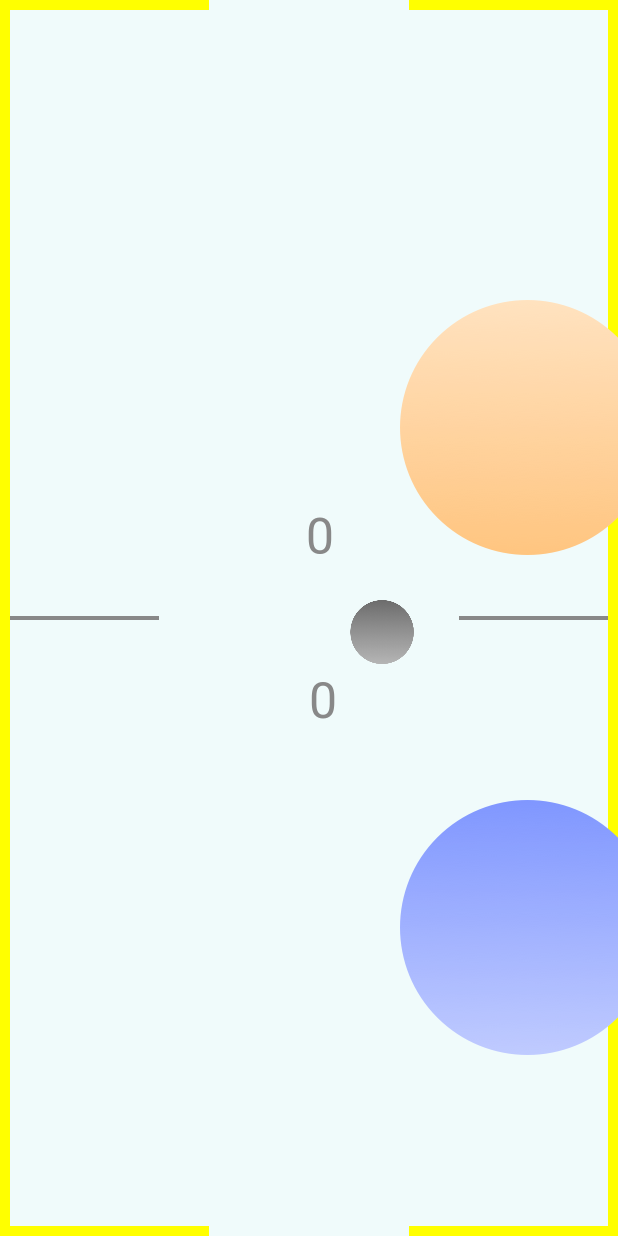
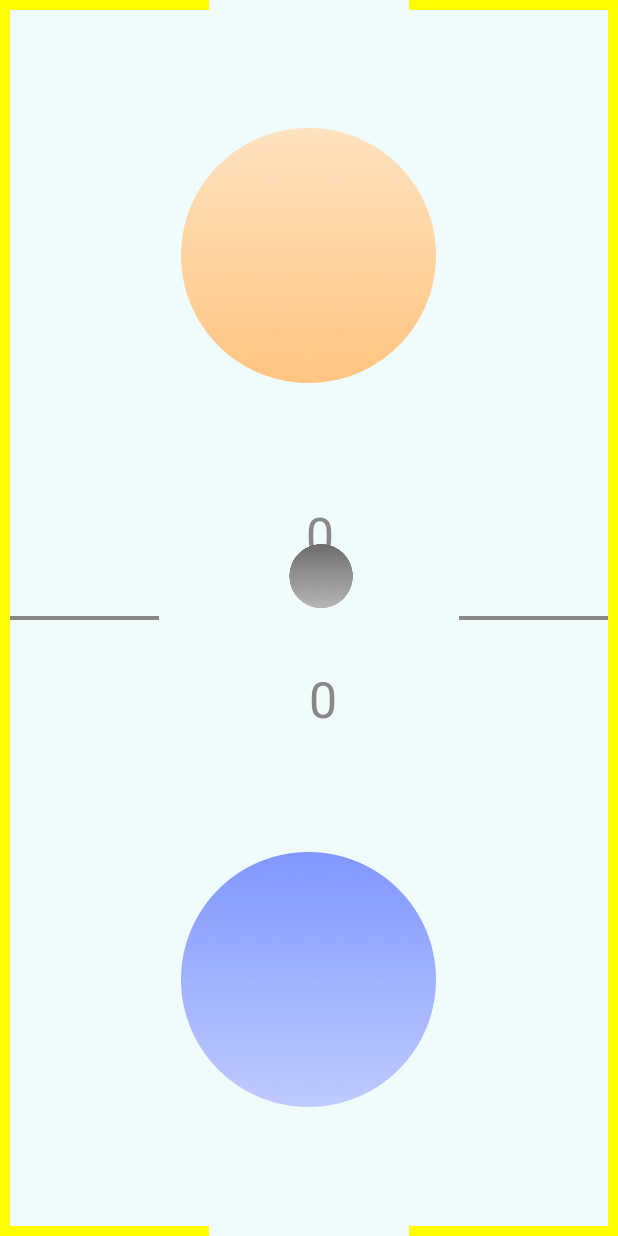
Before and after one commit to MFHolm/myAirhockityGame, an Android app: the Game screen opened directly, with no data from a screen before it, on a phone screen of 412 x 824 dp. Run offline under Robolectric (Android 15) with nearby library versions, the light colour scheme and no system bars.

Commit message:
Puck midt på banen og rigtigt icon

```diff
--- a/myAirhockityGame/app/src/main/java/com/example/maritaholm/myairhockitygame/Field.java
+++ b/myAirhockityGame/app/src/main/java/com/example/maritaholm/myairhockitygame/Field.java
@@ -21,7 +21,6 @@ public class Field extends View {
     private int scoreBot = 0;
     private int topWins = 0;
     private int botWins = 0;
-    private static final String TAG = "Score";
 
     public Field(Context context, View mFrame) {
         super(context);
@@ -58,7 +57,6 @@ public class Field extends View {
         canvas.drawText(Integer.toString(scoreBot), mFrame.getRight() / 2, (mFrame.getBottom() / 2)+100, mPaint);
 
         //top score
-        Log.d(TAG,"WOWOWOW " + Integer.toString(scoreBot)+ " more wow: " + Integer.toString(scoreTop));
         canvas.rotate(180,mFrame.getRight() / 2, (mFrame.getBottom() / 2)-100);
         canvas.drawText(Integer.toString(scoreTop),((mFrame.getRight() / 2)-25), (mFrame.getBottom() / 2)-100, mPaint);
 
--- a/myAirhockityGame/app/src/main/java/com/example/maritaholm/myairhockitygame/Game.java
+++ b/myAirhockityGame/app/src/main/java/com/example/maritaholm/myairhockitygame/Game.java
@@ -10,12 +10,14 @@ import android.content.Intent;
 import android.content.SharedPreferences;
 import android.graphics.Bitmap;
 import android.graphics.BitmapFactory;
+import android.graphics.Point;
 import android.graphics.Canvas;
 import android.os.Bundle;
 import android.os.Vibrator;
 import android.preference.PreferenceManager;
 import android.support.v4.view.VelocityTrackerCompat;
 import android.util.Log;
+import android.view.Display;
 import android.view.MotionEvent;
 import android.view.VelocityTracker;
 import android.view.View;
@@ -50,13 +52,19 @@ public class Game extends Activity implements View.OnTouchListener {
     private static final String TAG = "Tag-AirHockity";
     private Player[] players;
     SharedPreferences prefs = null;
+    int width;
+    int height;
 
     @Override
     public void onCreate(Bundle savedInstanceState) {
         super.onCreate(savedInstanceState);
 
         setContentView(R.layout.activity_game);
-
+        Display display = getWindowManager().getDefaultDisplay();
+        Point size = new Point();
+        display.getSize(size);
+        width = size.x;
+        height = size.y;
         // Set up user interface
 
         mFrame = (ViewGroup) findViewById(R.id.frame);
@@ -67,42 +75,34 @@ public class Game extends Activity implements View.OnTouchListener {
         mode = prefs.getBoolean("mode",false);
 
         mField = new Field(getApplicationContext(),mFrame);
-        mField.setScoreBot(0);
-        mField.setScoreBot(0);
-        mField.setTopWins(0);
-        mField.setBotWins(0);
         mFrame.addView(mField);
 
         players = new Player[2];
 
         BitmapFactory.Options opts = new BitmapFactory.Options();
         opts.inScaled = false;
+        //Player 1
         mBitmap1 = BitmapFactory.decodeResource(getResources(), R.drawable.player1, opts);
-        player1 = new Player("player1",getBaseContext(), 400,300, mBitmap1);
+        player1 = new Player("player1",getApplicationContext(), width/2 - 128,128, mBitmap1);
         players[0]=player1;
         mFrame.addView(player1);
-
+        //Player 2
         mBitmap2 = BitmapFactory.decodeResource(getResources(), R.drawable.player2, opts);
-        player2 = new Player("player2",getBaseContext(), 400,800, mBitmap2);
+        player2 = new Player("player2", getApplicationContext(), width/2 - 128,height - 3 * 128, mBitmap2);
         players[1]=player2;
         mFrame.addView(player2);
-
+        //The puck
         mBitmap3 = BitmapFactory.decodeResource(getResources(), R.drawable.puck);
-        puck = new Puck(getBaseContext(), 350, 600, mBitmap3, mFrame, this,this.friction);
+        puck = new Puck(getBaseContext(), (float) width / 2 - 20, (float) height / 2 - 2 * 32 - 10, mBitmap3, mFrame, this,this.friction);
         mFrame.addView(puck);
-
-
-        Log.d("Puck",puck.getX()+" and "+puck.getY());
-        start(puck, mField, mFrame);
-
-
+        start();
     }
     @Override
     protected void onResume() {
         super.onResume();
     }
 
-    public void start(final Puck puck, final Field mField,final ViewGroup mFrame) {
+    public void start() {
 
         // Creates a WorkerThread
 
@@ -112,21 +112,21 @@ public class Game extends Activity implements View.OnTouchListener {
         executor.scheduleWithFixedDelay(new Runnable() {
             @Override
             public void run() {
+
                 puck.move(REFRESH_RATE);
+
                 puck.deaccelerate();
                 puck.postInvalidate();
 
                 if (puck.topGoal()) {
-                   // vibrateOnGoal();
+                    // vibrateOnGoal();
                     mField.setScoreBot(mField.getScoreBot() + 1);
-                    resetPlayerPuck();
-
+                    resetPuck();
                 }
                 if (puck.botGoal()) {
-                   // vibrateOnGoal();
+                    // vibrateOnGoal();
                     mField.setScoreTop(mField.getScoreTop() + 1);
-                    resetPlayerPuck();
-
+                    resetPuck();
                 }
                 if (mField.getScoreBot() == pointsToWin) {
                     mField.setBotWins(mField.getBotWins() + 1);
@@ -158,7 +158,6 @@ public class Game extends Activity implements View.OnTouchListener {
         v.vibrate(800);
     }
 
-
     private boolean intersects(float x, float y) {
         for (Player p : players) {
             if (p.intersects(x, y)) {
@@ -177,17 +176,10 @@ public class Game extends Activity implements View.OnTouchListener {
         return null;
     }
 
-    private void resetPlayerPuck(){
+    private void resetPuck(){
         puck.resetVelocity();
-        puck.setX(mFrame.getRight() / 2);
-        puck.setY(mFrame.getBottom() / 2);
-        player1.moveTo(400,300);
-        player2.moveTo(400,800);
-
-        /*player1.moveTo(mFrame.getRight() / 2, mFrame.getBottom() / 4);
-        player2.moveTo(mFrame.getRight()/2,mFrame.getBottom()*(3/4));*/
-
-
+        puck.setX(width / 2 - 20);
+        puck.setY(height / 2 - 2 * 32 - 10);
     }
 
 
@@ -201,10 +193,7 @@ public class Game extends Activity implements View.OnTouchListener {
                 float y = event.getY(i);
                 switch (p.getName()) {
                     case "player1":
-                        Log.d(TAG, "player 1");
-                        if (y >= (mFrame.getHeight() / 2)-p.getRadius() ) {
-                            Log.d(TAG, "over the line");
-                            Log.d(TAG, ""+y);
+                        if (y >= (mFrame.getHeight() / 2) - p.getRadius() ) {
 
                             p.moveTo(x, (float) ((mFrame.getHeight() / 2)-p.getRadius()));
                         }
@@ -213,10 +202,7 @@ public class Game extends Activity implements View.OnTouchListener {
                         }
                         break;
                     case "player2":
-                        Log.d(TAG, "player 2");
                         if (y <= (mFrame.getHeight() / 2)+p.getRadius()) {
-                            Log.d(TAG, "over the line");
-                            Log.d(TAG, ""+y);
 
                             p.moveTo(x, (float) ((mFrame.getHeight() / 2)+p.getRadius()));
                         }
@@ -227,8 +213,6 @@ public class Game extends Activity implements View.OnTouchListener {
                     default:
                         break;
                 }
-
-                //p.moveTo(x, y);
                 VelocityTracker tracker = VelocityTracker.obtain();
                 tracker.addMovement(event);
                 tracker.computeCurrentVelocity(500);
--- a/myAirhockityGame/app/src/main/java/com/example/maritaholm/myairhockitygame/Puck.java
+++ b/myAirhockityGame/app/src/main/java/com/example/maritaholm/myairhockitygame/Puck.java
@@ -25,6 +25,7 @@ public class Puck extends View {
     private static final String TAG = "Tag-AirHockity";
     private View mFrame;
     private double DEACCELATION = 0.975;
+    private float MAX_SPEED = 10000;
 
 
     public Puck(Context context, float x, float y, Bitmap bitmap, View frame,Game game,String friction) {
@@ -69,9 +70,9 @@ public class Puck extends View {
         yVel += y;
     }
 
-    public void setVelocity(float x, float y){
+    public void setVelocity(float x, float y) {
         xVel = x;
-        yVel =y;
+        yVel = y;
     }
 
     public void resetVelocity(){
@@ -83,26 +84,31 @@ public class Puck extends View {
         Log.d(TAG, "(" + xPos + ", " + yPos + ")");
         Log.d(TAG, "intersectsTop: " + intersectsTop());
         if (intersectsTop()) {
+
             yPos = mFrame.getTop() + 1;
             yVel = yVel * (-1);
         }
 
         if (intersectsBottom()) {
+
+
             yPos = mFrame.getBottom() - (2 * radius + 1);
             yVel = yVel * (-1);
         }
 
         if (intersectsLeft()) {
+
             xPos = mFrame.getLeft() + 1;
             xVel = xVel * (-1);
         }
 
         if (intersectsRight()) {
+
             xPos = mFrame.getRight()-(2 * radius + 1);
             xVel = xVel * (-1);
         }
         if (intersectsPlayer() != null) {
-            //nuttin
+            //May be implemented
         }
 
         xPos += xVel/rate;
@@ -114,12 +120,12 @@ public class Puck extends View {
                 (xPos+2*radius <= ((mFrame.getRight()/2)+100))&&(yPos <= ((mFrame.getTop()+10))));
     }
 
-    private double dotProduct(Vector a, Vector b) {
+    /*private double dotProduct(Vector a, Vector b) {
         return a.getX()*b.getX() + a.getY() * b.getY();
     }
     private double length(Vector a) {
         return Math.sqrt(Math.pow(a.getX(),2)+Math.pow(a.getY(),2));
-    }
+    }*/
     protected boolean botGoal(){
         return (((xPos >= ((mFrame.getRight()/2)-100)))&&
                 (xPos+2*radius <= ((mFrame.getRight()/2)+100))&&(yPos+2*radius >= ((mFrame.getBottom()-10))));
@@ -128,11 +134,12 @@ public class Puck extends View {
         return (xPos <= mFrame.getLeft());
     }
     private boolean intersectsRight() {
-        if(mFrame.getRight()>0){
+        //Only check if intersects bottom if mFrame has gotten its dimensions
+        if (mFrame.getRight() > 0) {
             return (xPos + 2 * radius >= mFrame.getRight());
+        }
+        else return false;
 
-        } else
-            return false;
     }
 
     private boolean intersectsTop() {
@@ -140,11 +147,12 @@ public class Puck extends View {
     }
 
     private boolean intersectsBottom() {
-        if(mFrame.getBottom()>0){
-            return (yPos + 2 * radius >= mFrame.getBottom())&&!((xPos>=(mFrame.getRight()/2)-100)&&(xPos+2*radius<=(mFrame.getRight()/2)+100));
-
-        } else
-            return false;
+        //Only check if intersects bottom if mFrame has gotten its dimensions
+        if (mFrame.getBottom() > 0) {
+            return (yPos + 2 * radius >= mFrame.getBottom()) &&
+                    !((xPos >= (mFrame.getRight() / 2) - 100) && (xPos + 2 * radius <= (mFrame.getRight() / 2) + 100));
+        }
+        else return false;
     }
 
     private Player intersectsPlayer() {
@@ -161,4 +169,40 @@ public class Puck extends View {
         yVel = yVel * (float) DEACCELATION;
     }
 
+   /* public Vector getNewDirection(Player p) {
+
+        double playerCentrumX = p.getX()+p.getRadius();
+        double playerCentrumY = p.getY()+p.getRadius();
+        double centrumX = xPos + radius;
+        double centrumY = yPos + radius;
+
+        Vector radiusVector = new Vector((( p.getRadius()/(p.getRadius()+radius)) * (playerCentrumX - centrumX)),
+                (( p.getRadius()/(p.getRadius()+radius)) * (playerCentrumY - centrumY)));
+        Log.d(TAG, "radiusVector: " + radiusVector);
+        Vector velVector = new Vector(xVel,yVel);
+        Log.d(TAG, "xVel: " +xVel + " yVel: " + yVel);
+        Log.d(TAG, "velVector: " + velVector);
+
+
+        Vector radiusVectorNormed = new Vector(radiusVector.getX()/radiusVector.length(),
+                radiusVector.getY()/radiusVector.length());
+        Log.d(TAG, "radiusVectorNormed: " + radiusVectorNormed);
+
+        double dotProductVelocityRadius = 2 * dotProduct(velVector,radiusVectorNormed);
+        Log.d(TAG, "dotProductVelocityRadius: " + dotProductVelocityRadius);
+        Vector radiusNormScaled = new Vector(radiusVectorNormed.getX()*dotProductVelocityRadius,
+                radiusVectorNormed.getY()*dotProductVelocityRadius);
+        Log.d(TAG, "radiusNormScaled: " + radiusNormScaled);
+
+
+        Vector newVelocity = new Vector(velVector.getX()-radiusNormScaled.getX(),
+                velVector.getY()-radiusNormScaled.getY());
+        Log.d(TAG, "newVelocity: " + newVelocity);
+
+        newVelocity.norm();
+
+        return newVelocity;
+    }
+ */
+
 }
--- a/myAirhockityGame/app/src/main/res/values/strings.xml
+++ b/myAirhockityGame/app/src/main/res/values/strings.xml
@@ -1,5 +1,5 @@
 <resources>
-    <string name="app_name">AirHockityGame</string>
+    <string name="app_name">AirHockity</string>
     <string name="action_settings">Settings</string>
     <string name="gameClass">Game</string>
     <string name="settingsClass">Settings</string>
```
Also changed, not shown: myAirhockityGame/app/src/main/java/com/example/maritaholm/myairhockitygame/Player.java (+3 -8 lines), myAirhockityGame/app/src/main/ic_launcher-web.png (added), myAirhockityGame/app/src/main/res/mipmap-hdpi/ic_launcher.png, myAirhockityGame/app/src/main/res/mipmap-mdpi/ic_launcher.png, myAirhockityGame/app/src/main/res/mipmap-xhdpi/ic_launcher.png, myAirhockityGame/app/src/main/res/mipmap-xxhdpi/ic_launcher.png, myAirhockityGame/app/src/main/res/mipmap-xxxhdpi/ic_launcher.png (added).
